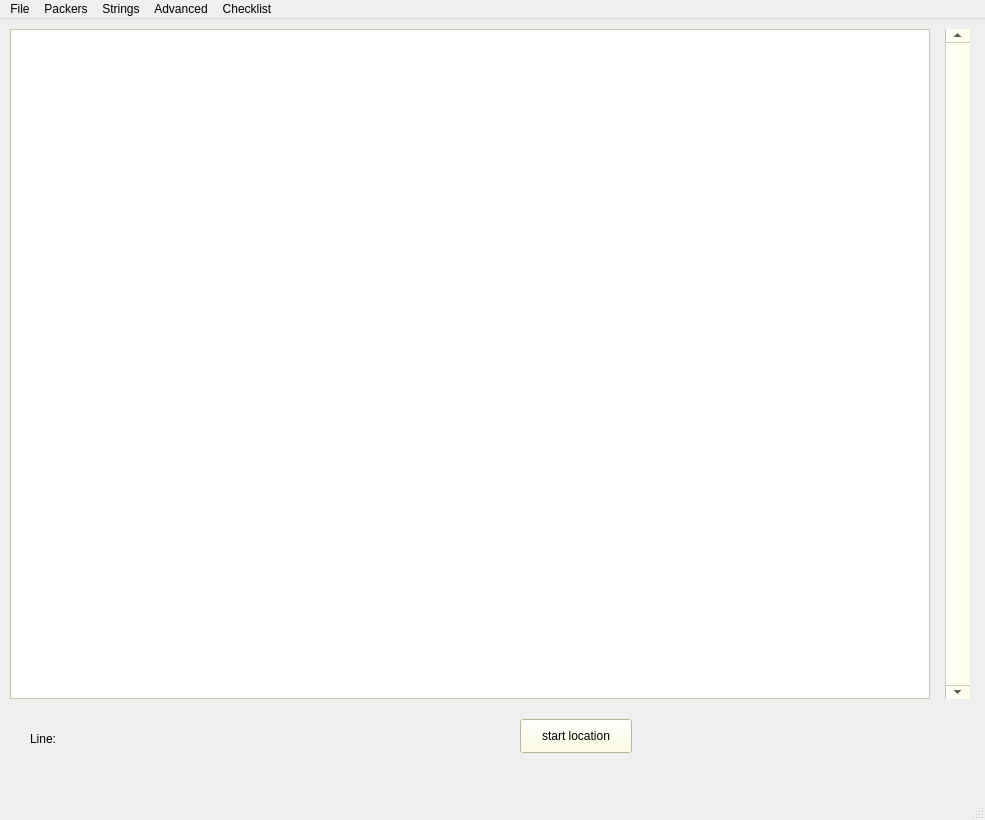
Old version of the form mainwindow.ui in the repository briantobin256/Static-File-Analysis-Tool.
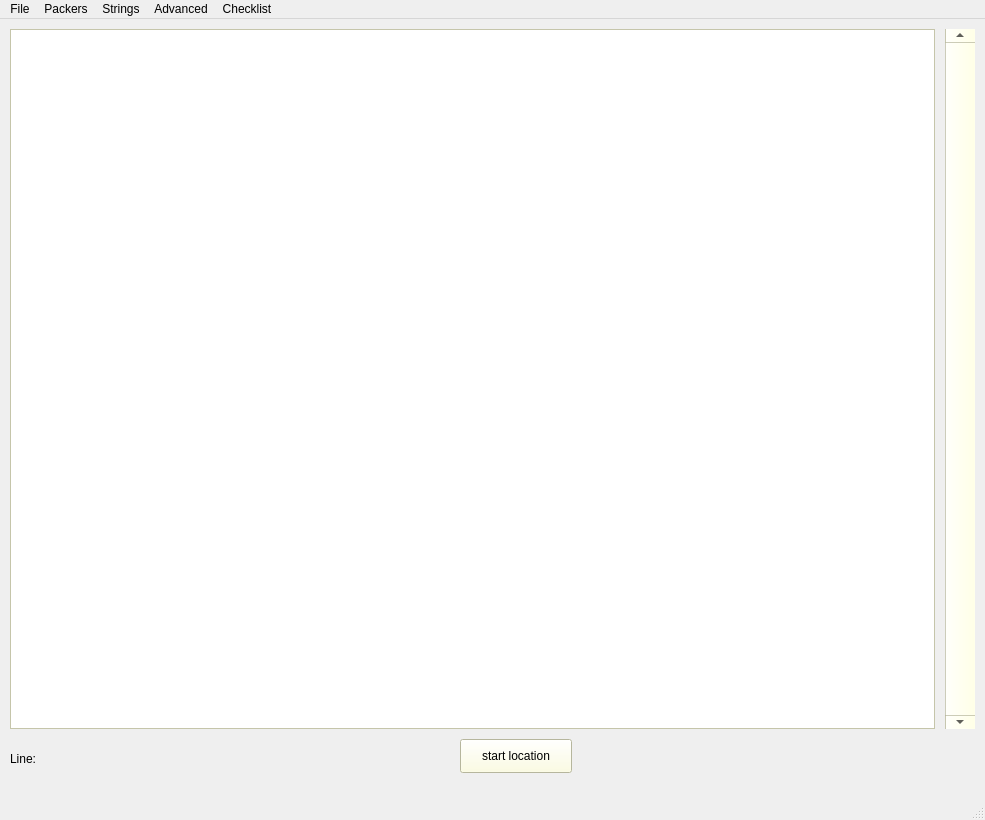
New version of the form.

Diff of the .ui file:
```diff
--- a/mainwindow.ui
+++ b/mainwindow.ui
@@ -1331,22 +1331,25 @@
        <rect>
         <x>10</x>
         <y>10</y>
-        <width>920</width>
-        <height>670</height>
+        <width>925</width>
+        <height>700</height>
        </rect>
       </property>
       <property name="minimumSize">
        <size>
-        <width>920</width>
-        <height>670</height>
+        <width>925</width>
+        <height>700</height>
        </size>
       </property>
       <property name="maximumSize">
        <size>
-        <width>920</width>
-        <height>670</height>
+        <width>925</width>
+        <height>700</height>
        </size>
       </property>
+      <property name="frameShape">
+       <enum>QFrame::StyledPanel</enum>
+      </property>
       <property name="verticalScrollBarPolicy">
        <enum>Qt::ScrollBarAlwaysOff</enum>
       </property>
@@ -1359,20 +1362,20 @@
        <rect>
         <x>945</x>
         <y>10</y>
-        <width>25</width>
-        <height>670</height>
+        <width>30</width>
+        <height>700</height>
        </rect>
       </property>
       <property name="minimumSize">
        <size>
-        <width>25</width>
-        <height>670</height>
+        <width>30</width>
+        <height>700</height>
        </size>
       </property>
       <property name="maximumSize">
        <size>
-        <width>25</width>
-        <height>670</height>
+        <width>30</width>
+        <height>700</height>
        </size>
       </property>
       <property name="maximum">
@@ -1388,10 +1391,10 @@
      <widget class="QLabel" name="disassemblyPageNumberLabel">
       <property name="geometry">
        <rect>
-        <x>30</x>
-        <y>710</y>
-        <width>69</width>
-        <height>20</height>
+        <x>10</x>
+        <y>725</y>
+        <width>45</width>
+        <height>30</height>
        </rect>
       </property>
       <property name="text">
@@ -1401,10 +1404,10 @@
      <widget class="QLabel" name="disassemblyPageNumberValue">
       <property name="geometry">
        <rect>
-        <x>110</x>
-        <y>710</y>
-        <width>191</width>
-        <height>20</height>
+        <x>55</x>
+        <y>725</y>
+        <width>200</width>
+        <height>30</height>
        </rect>
       </property>
       <property name="text">
@@ -1414,8 +1417,8 @@
      <widget class="QPushButton" name="disassemblyStartLocationButton">
       <property name="geometry">
        <rect>
-        <x>520</x>
-        <y>700</y>
+        <x>460</x>
+        <y>720</y>
         <width>112</width>
         <height>34</height>
        </rect>
```
Left out of the diff: 14 changed lines with no effect on the pictures.
